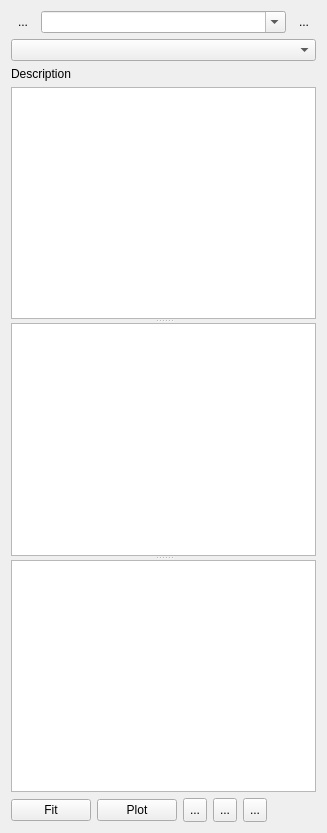
Before: the Qt Designer form ui/FitUi.ui in MonroeQuantumNetworks/IonControl, drawn with Qt 5.
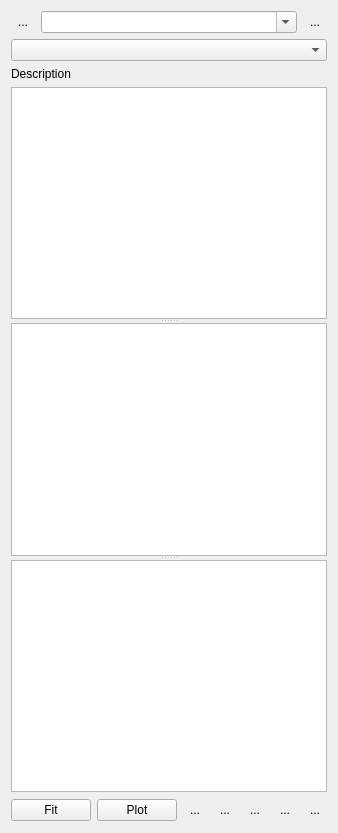
After: the same form once the commit is applied. Icons and pictures are not drawn. Custom widgets are drawn as their Qt base class.

Commit message: add push definitions to fitfunction

Diff of the .ui file:
```diff
--- a/ui/FitUi.ui
+++ b/ui/FitUi.ui
@@ -6,7 +6,7 @@
    <rect>
     <x>0</x>
     <y>0</y>
-    <width>327</width>
+    <width>317</width>
     <height>833</height>
    </rect>
   </property>
@@ -140,6 +140,9 @@
         <iconset resource="Experiment.qrc">
          <normaloff>:/openicon/icons/edit-delete-6.png</normaloff>:/openicon/icons/edit-delete-6.png</iconset>
        </property>
+       <property name="autoRaise">
+        <bool>true</bool>
+       </property>
       </widget>
      </item>
      <item>
@@ -160,6 +163,9 @@
         <iconset resource="Experiment.qrc">
          <normaloff>:/openicon/icons/archive-extract-2.png</normaloff>:/openicon/icons/archive-extract-2.png</iconset>
        </property>
+       <property name="autoRaise">
+        <bool>true</bool>
+       </property>
       </widget>
      </item>
      <item>
@@ -180,6 +186,9 @@
         <iconset resource="Experiment.qrc">
          <normaloff>:/openicon/icons/arrow-left-2.png</normaloff>:/openicon/icons/arrow-left-2.png</iconset>
        </property>
+       <property name="autoRaise">
+        <bool>true</bool>
+       </property>
       </widget>
      </item>
      <item>
@@ -195,6 +204,34 @@
        </property>
       </spacer>
      </item>
+     <item>
+      <widget class="QToolButton" name="addPushVariable">
+       <property name="text">
+        <string>...</string>
+       </property>
+       <property name="icon">
+        <iconset resource="Experiment.qrc">
+         <normaloff>:/openicon/icons/edit-add.png</normaloff>:/openicon/icons/edit-add.png</iconset>
+       </property>
+       <property name="autoRaise">
+        <bool>true</bool>
+       </property>
+      </widget>
+     </item>
+     <item>
+      <widget class="QToolButton" name="removePushVariable">
+       <property name="text">
+        <string>...</string>
+       </property>
+       <property name="icon">
+        <iconset resource="Experiment.qrc">
+         <normaloff>:/openicon/icons/edit_remove.png</normaloff>:/openicon/icons/edit_remove.png</iconset>
+       </property>
+       <property name="autoRaise">
+        <bool>true</bool>
+       </property>
+      </widget>
+     </item>
     </layout>
    </item>
   </layout>
```
The commit also changes 6 other files.
